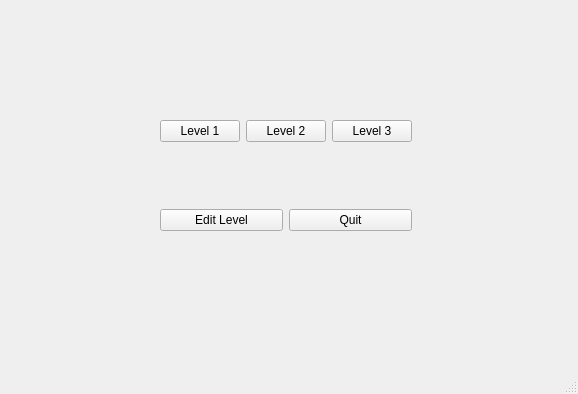
Qt form mainwindow.ui (Ts-myself/CS205_Proj) before a commit.
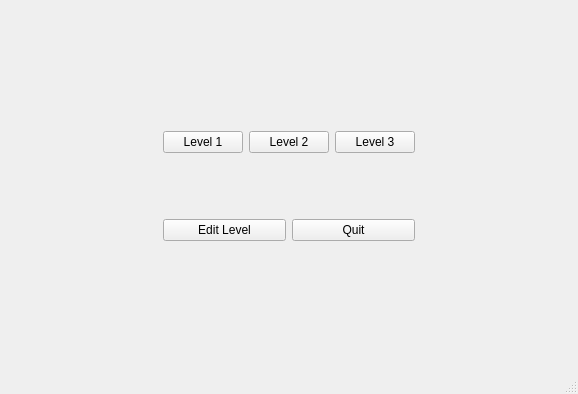
The same form after that commit.

```diff
--- a/mainwindow.ui
+++ b/mainwindow.ui
@@ -14,15 +14,8 @@
    <string>MainWindow</string>
   </property>
   <widget class="QWidget" name="centralwidget">
-   <widget class="QWidget" name="horizontalLayoutWidget">
-    <property name="geometry">
-     <rect>
-      <x>0</x>
-      <y>0</y>
-      <width>571</width>
-      <height>351</height>
-     </rect>
-    </property>
+   <layout class="QHBoxLayout" name="horizontalLayout_2">
+    <item>
     <layout class="QHBoxLayout" name="horizontalLayout">
      <item>
       <spacer name="horizontalSpacer_2">
@@ -163,7 +156,8 @@
       </spacer>
      </item>
     </layout>
-   </widget>
+    </item>
+   </layout>
   </widget>
   <widget class="QMenuBar" name="menubar">
    <property name="geometry">
```
Left out of the diff: 13 changed lines with no effect on the pictures. Lines whose indentation alone changed are shown as unchanged.
